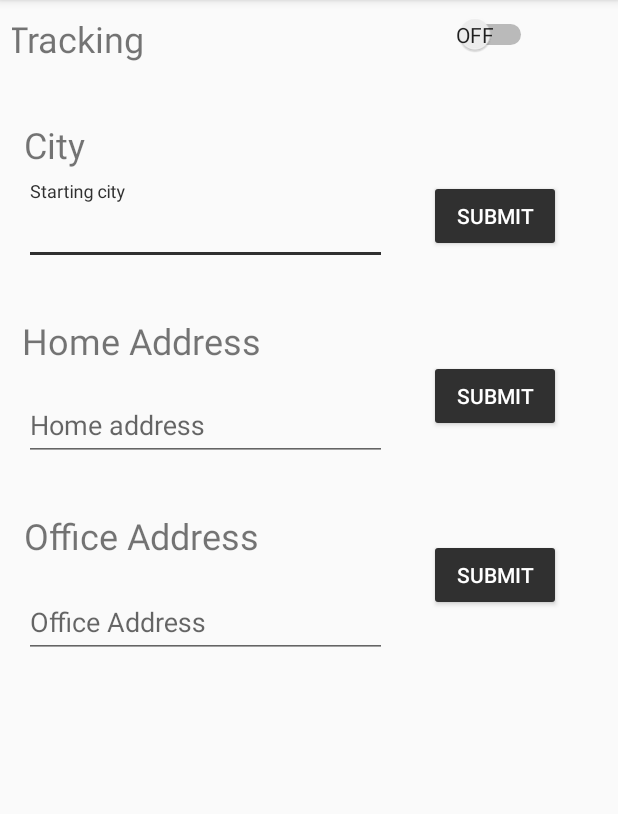
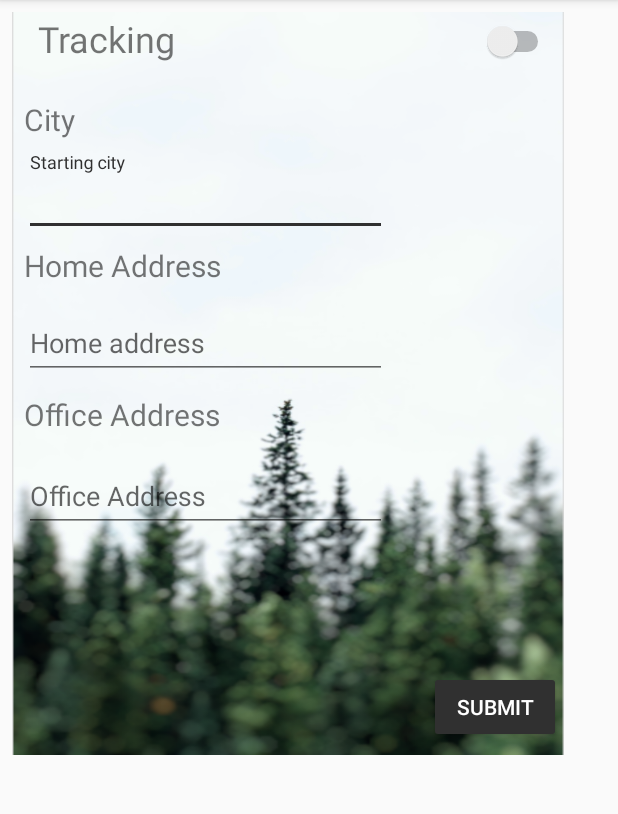
Before and after one commit to aashish7k5/RootCause01, an Android app: the SettingsNew screen opened directly, with no data from a screen before it, on a phone screen of 412 x 824 dp, the part 84-898 px from its top. Run offline under Robolectric (Android 15) with nearby library versions, the phone set to English and light mode, and no system bars.

Commit message:
Merge remote-tracking branch 'origin/master'
# Conflicts:
#	app/src/main/res/layout/content_track_trip.xml

```diff
--- a/app/src/main/java/com/example/aashishkumar/rootcause01/MainActivity.java
+++ b/app/src/main/java/com/example/aashishkumar/rootcause01/MainActivity.java
@@ -14,12 +14,14 @@ import static android.provider.AlarmClock.EXTRA_MESSAGE;
 public class MainActivity extends AppCompatActivity {
     public static File tripsfile;
     private TextView mTextMessage;
+    public static File settings;
 
     @Override
     protected void onCreate(Bundle savedInstanceState) {
         super.onCreate(savedInstanceState);
         setContentView(R.layout.activity_main);
         tripsfile = new File(getApplicationContext().getFilesDir(), "tripsdata");
+        settings = new File(getApplicationContext().getFilesDir(), "settings");
 
 
 
--- a/app/src/main/java/com/example/aashishkumar/rootcause01/SettingsNew.java
+++ b/app/src/main/java/com/example/aashishkumar/rootcause01/SettingsNew.java
@@ -1,13 +1,90 @@
 package com.example.aashishkumar.rootcause01;
 
+import android.graphics.Color;
 import android.support.v7.app.AppCompatActivity;
 import android.os.Bundle;
+import android.view.View;
+import android.widget.EditText;
+import android.widget.TextView;
+
+import org.w3c.dom.Text;
+
+import java.io.FileNotFoundException;
+import java.io.FileOutputStream;
+import java.io.IOException;
+import java.util.Calendar;
+import java.util.Scanner;
 
 public class SettingsNew extends AppCompatActivity {
 
+    public EditText city;
+    public EditText home;
+    public EditText office;
+    public TextView text;
     @Override
     protected void onCreate(Bundle savedInstanceState) {
         super.onCreate(savedInstanceState);
         setContentView(R.layout.activity_settings_new);
+        city = (EditText) findViewById(R.id.startcity);
+        home = (EditText) findViewById(R.id.homecity);
+        office = (EditText) findViewById(R.id.officecity);
+        text = (TextView) findViewById(R.id.warning);
+
+        String content = "";
+        Scanner in = null;
+        try {
+            in = new Scanner(MainActivity.settings);
+            while (in.hasNextLine())
+            {
+                content += in.nextLine();
+            }
+        } catch (FileNotFoundException e) {
+            e.printStackTrace();
+        }
+        if(!content.equals(""))
+        {
+            content = content.replaceAll("\\*", "*");
+            String[] split = content.split("\\*");
+            city.setText(split[0]);
+            home.setText(split[1]);
+            office.setText(split[2]);
+        }
+    }
+
+    public void Submit(View view) throws IOException {
+        city = (EditText) findViewById(R.id.startcity);
+        home = (EditText) findViewById(R.id.homecity);
+        office = (EditText) findViewById(R.id.officecity);
+        text = (TextView) findViewById(R.id.warning);
+
+        if(city.getText().length() == 0 || home.getText().length() == 0 || office.length() == 0)
+        {
+            text.setText("Please input all the parameters to submit");
+            text.setTextColor(Color.RED);
+            return;
+        }
+        else
+        {
+            text.setText("");
+        }
+        String complete = "";
+        complete += city.getText(); complete += "*"; complete += home.getText(); complete += "*"; complete += office.getText() + "*";
+        try {
+            FileOutputStream stream = new FileOutputStream(MainActivity.settings, false);
+            try{
+                stream.write(complete.getBytes());
+            } catch (IOException e) {
+                e.printStackTrace();
+            }
+        } catch (FileNotFoundException e) {
+            e.printStackTrace();
+        }
+        String contents = "";
+        Scanner in = new Scanner(MainActivity.settings);
+        while (in.hasNextLine())
+        {
+            contents += in.nextLine();
+        }
+        text.setText(contents);
     }
 }
--- a/app/src/main/java/com/example/aashishkumar/rootcause01/ViewPastTrips.java
+++ b/app/src/main/java/com/example/aashishkumar/rootcause01/ViewPastTrips.java
@@ -35,6 +35,7 @@ public class ViewPastTrips extends AppCompatActivity {
         TextView tend = findViewById(R.id.info_text2);
         TextView tmode = findViewById(R.id.info_text1);
         TextView tdate = findViewById(R.id.info_text2);
+        TextView tsaved = findViewById(R.id.info_text1);
 
         String contents = "";
         Scanner in = null;
@@ -59,6 +60,7 @@ public class ViewPastTrips extends AppCompatActivity {
         String[] end = new String[trips.length];
         String[] mode = new String[trips.length];
         String[] date = new String[trips.length];
+        String[] saved = new String[trips.length];
         String splitcontents = "";
 
 
@@ -72,13 +74,14 @@ public class ViewPastTrips extends AppCompatActivity {
             splitcontents += "Start = " + start[i] + " End = " + end[i] + " Mode = " + mode[i] + " Date = " + date[i];
             splitcontents += "\n";
             splitcontents += "\n";
-
+            saved[i] = (Math.random()*100%1) + "";
         }
         //mtext.setText(splitcontents);
         tstart.setText(start[start.length-1]);
         tend.setText(end[end.length-1]);
         tmode.setText(mode[mode.length-1]);
         tdate.setText(date[date.length-1]);
+        tsaved.setText(saved[saved.length-1]);
     }
 
 }
--- a/app/src/main/res/layout/activity_settings_new.xml
+++ b/app/src/main/res/layout/activity_settings_new.xml
@@ -3,71 +3,122 @@
     <android.support.constraint.ConstraintLayout tools:context=".SettingsNew" android:layout_height="match_parent" android:layout_width="match_parent" xmlns:tools="http://schemas.android.com/tools" xmlns:app="http://schemas.android.com/apk/res-auto" xmlns:android="http://schemas.android.com/apk/res/android">
 
 
-    <android.support.constraint.ConstraintLayout android:layout_height="495dp" android:layout_width="368dp" app:layout_constraintVertical_bias="0.0" app:layout_constraintTop_toTopOf="parent" app:layout_constraintStart_toStartOf="parent" app:layout_constraintHorizontal_bias="0.0" app:layout_constraintEnd_toEndOf="parent" app:layout_constraintBottom_toBottomOf="parent" android:layout_marginBottom="8dp" android:layout_marginEnd="8dp" android:layout_marginTop="8dp" android:layout_marginStart="8dp">
+    <android.support.constraint.ConstraintLayout android:background="@drawable/bg2" android:layout_height="495dp" android:layout_width="368dp" app:layout_constraintVertical_bias="0.0" app:layout_constraintTop_toTopOf="parent" app:layout_constraintStart_toStartOf="parent" app:layout_constraintHorizontal_bias="0.0" app:layout_constraintEnd_toEndOf="parent" app:layout_constraintBottom_toBottomOf="parent" android:layout_marginBottom="8dp" android:layout_marginEnd="8dp" android:layout_marginTop="8dp" android:layout_marginStart="8dp">
     <TextView android:layout_height="wrap_content" android:layout_width="wrap_content" app:layout_constraintVertical_bias="0.0" app:layout_constraintTop_toTopOf="parent" app:layout_constraintStart_toStartOf="parent" app:layout_constraintHorizontal_bias="0.0" android:layout_marginBottom="38dp" android:layout_marginEnd="181dp" android:layout_marginTop="1dp" android:layout_marginStart="18dp" app:layout_constraintEnd_toStartOf="@+id/switch1" app:layout_constraintBottom_toTopOf="@+id/textView2" android:textSize="24sp" android:text="Tracking" android:id="@+id/textView"/>
 
-    <Switch android:layout_height="wrap_content" android:layout_width="wrap_content" app:layout_constraintTop_toTopOf="parent" app:layout_constraintEnd_toEndOf="parent" android:layout_marginBottom="83dp" android:layout_marginEnd="40dp" android:layout_marginTop="1dp" android:layout_marginStart="23dp" app:layout_constraintBottom_toTopOf="@+id/button" android:id="@+id/switch1" app:layout_constraintStart_toEndOf="@+id/textView" android:showText="true"/>
+        <Switch
+            android:id="@+id/switch1"
+            android:layout_width="wrap_content"
+            android:layout_height="26dp"
+            android:layout_marginStart="23dp"
+            android:layout_marginTop="1dp"
+            android:layout_marginEnd="8dp"
+            android:layout_marginBottom="8dp"
+            app:layout_constraintBottom_toTopOf="@+id/button3"
+            app:layout_constraintEnd_toEndOf="parent"
+            app:layout_constraintStart_toEndOf="@+id/textView"
+            app:layout_constraintTop_toTopOf="parent"
+            app:layout_constraintVertical_bias="0.012" />
 
-    <TextView android:layout_height="wrap_content" android:layout_width="wrap_content" app:layout_constraintStart_toStartOf="parent" app:layout_constraintEnd_toEndOf="parent" android:layout_marginEnd="319dp" android:layout_marginTop="38dp" android:layout_marginStart="8dp" android:textSize="24sp" android:text="City" android:id="@+id/textView2" app:layout_constraintTop_toBottomOf="@+id/textView"/>
+        <TextView
+            android:id="@+id/textView2"
+            android:layout_width="wrap_content"
+            android:layout_height="wrap_content"
+            android:layout_marginStart="8dp"
+            android:layout_marginTop="24dp"
+            android:layout_marginEnd="319dp"
+            android:text="City"
+            android:textSize="20sp"
+            app:layout_constraintEnd_toEndOf="parent"
+            app:layout_constraintHorizontal_bias="0.0"
+            app:layout_constraintStart_toStartOf="parent"
+            app:layout_constraintTop_toBottomOf="@+id/textView" />
 
 
     <android.support.design.widget.TextInputLayout android:layout_height="wrap_content" android:layout_width="242dp" app:layout_constraintStart_toStartOf="parent" android:layout_marginTop="8dp" android:layout_marginStart="8dp" app:layout_constraintBottom_toTopOf="@+id/textView3" android:id="@+id/textInputLayout" app:layout_constraintTop_toBottomOf="@+id/textView2">
 
-    <android.support.design.widget.TextInputEditText android:layout_height="wrap_content" android:layout_width="242dp" android:hint="Starting city"/>
+    <android.support.design.widget.TextInputEditText android:id="@+id/startcity" android:layout_height="wrap_content" android:layout_width="242dp" android:hint="Starting city"/>
 
 </android.support.design.widget.TextInputLayout>
 
-    <Button android:layout_height="wrap_content" android:layout_width="wrap_content" app:layout_constraintEnd_toEndOf="parent" android:layout_marginEnd="2dp" android:layout_marginTop="83dp" android:layout_marginStart="28dp" android:text="Submit" android:id="@+id/button" app:layout_constraintStart_toEndOf="@+id/textInputLayout" app:layout_constraintTop_toBottomOf="@+id/switch1" android:layout_weight="1" style="@style/Widget.AppCompat.Button.Colored"/>
-
-    <TextView android:layout_height="wrap_content" android:layout_width="wrap_content" app:layout_constraintStart_toStartOf="parent" app:layout_constraintEnd_toEndOf="parent" android:layout_marginBottom="8dp" android:layout_marginEnd="203dp" android:layout_marginTop="34dp" android:layout_marginStart="8dp" app:layout_constraintBottom_toTopOf="@+id/textInputLayout2" android:textSize="24sp" android:text="Home Address" android:id="@+id/textView3" app:layout_constraintTop_toBottomOf="@+id/textInputLayout"/>
+        <TextView
+            android:id="@+id/textView3"
+            android:layout_width="wrap_content"
+            android:layout_height="33dp"
+            android:layout_marginStart="8dp"
+            android:layout_marginTop="6dp"
+            android:layout_marginEnd="203dp"
+            android:layout_marginBottom="0dp"
+            android:text="Home Address"
+            android:textSize="20sp"
+            app:layout_constraintBottom_toTopOf="@+id/textInputLayout2"
+            app:layout_constraintEnd_toEndOf="parent"
+            app:layout_constraintHorizontal_bias="0.0"
+            app:layout_constraintStart_toStartOf="parent"
+            app:layout_constraintTop_toBottomOf="@+id/textInputLayout" />
 
 
     -<android.support.design.widget.TextInputLayout android:layout_height="wrap_content" android:layout_width="242dp" app:layout_constraintStart_toStartOf="parent" android:layout_marginStart="8dp" app:layout_constraintBottom_toTopOf="@+id/textView4" android:id="@+id/textInputLayout2" app:layout_constraintTop_toBottomOf="@+id/textView3">
 
-    <android.support.design.widget.TextInputEditText android:layout_height="wrap_content" android:layout_width="match_parent" android:hint="Home address"/>
+    <android.support.design.widget.TextInputEditText android:id="@+id/homecity" android:layout_height="wrap_content" android:layout_width="match_parent" android:hint="Home address"/>
 
 </android.support.design.widget.TextInputLayout>
 
-    <Button android:layout_height="wrap_content" android:layout_width="wrap_content" app:layout_constraintEnd_toEndOf="parent" android:layout_marginBottom="71dp" android:layout_marginEnd="2dp" android:layout_marginTop="72dp" android:layout_marginStart="28dp" app:layout_constraintBottom_toTopOf="@+id/button3" android:text="Submit" android:id="@+id/button2" app:layout_constraintStart_toEndOf="@+id/textInputLayout2" app:layout_constraintTop_toBottomOf="@+id/button" style="@style/Widget.AppCompat.Button.Colored"/>
-
-    <TextView android:layout_height="wrap_content" android:layout_width="wrap_content" app:layout_constraintStart_toStartOf="parent" app:layout_constraintEnd_toEndOf="parent" android:layout_marginBottom="9dp" android:layout_marginEnd="203dp" android:layout_marginTop="33dp" android:layout_marginStart="8dp" app:layout_constraintBottom_toTopOf="@+id/textInputLayout3" android:textSize="24sp" android:text="Office Address" android:id="@+id/textView4" app:layout_constraintTop_toBottomOf="@+id/textInputLayout2"/>
+        <TextView
+            android:id="@+id/textView4"
+            android:layout_width="wrap_content"
+            android:layout_height="36dp"
+            android:layout_marginStart="8dp"
+            android:layout_marginTop="10dp"
+            android:layout_marginEnd="203dp"
+            android:layout_marginBottom="0dp"
+            android:text="Office Address"
+            android:textSize="20sp"
+            app:layout_constraintBottom_toTopOf="@+id/textInputLayout3"
+            app:layout_constraintEnd_toEndOf="parent"
+            app:layout_constraintHorizontal_bias="0.0"
+            app:layout_constraintStart_toStartOf="parent"
+            app:layout_constraintTop_toBottomOf="@+id/textInputLayout2" />
 
 
-    <android.support.design.widget.TextInputLayout android:layout_height="wrap_content" android:layout_width="242dp" app:layout_constraintStart_toStartOf="parent" android:layout_marginTop="9dp" android:layout_marginStart="8dp" android:id="@+id/textInputLayout3" app:layout_constraintTop_toBottomOf="@+id/textView4">
+    <android.support.design.widget.TextInputLayout android:layout_height="wrap_content" android:layout_width="242dp" app:layout_constraintStart_toStartOf="parent" android:layout_marginTop="0dp" android:layout_marginStart="8dp" android:id="@+id/textInputLayout3" app:layout_constraintTop_toBottomOf="@+id/textView4">
 
-    <android.support.design.widget.TextInputEditText android:layout_height="wrap_content" android:layout_width="match_parent" android:hint="Office Address"/>
+        <android.support.design.widget.TextInputEditText
+            android:id="@+id/officecity"
+            android:layout_width="match_parent"
+            android:layout_height="wrap_content"
+            android:autofillHints="@string/enter_address"
+            android:hint="Office Address" />
+
 
 </android.support.design.widget.TextInputLayout>
 
-    <Button android:layout_height="wrap_content" android:layout_width="wrap_content" app:layout_constraintEnd_toEndOf="parent" android:layout_marginEnd="2dp" android:layout_marginTop="71dp" android:layout_marginStart="28dp" android:text="Submit" android:id="@+id/button3" app:layout_constraintStart_toEndOf="@+id/textInputLayout3" app:layout_constraintTop_toBottomOf="@+id/button2" style="@style/Widget.AppCompat.Button.Colored"/>
+
+        <Button
+            android:id="@+id/button3"
+            style="@style/Widget.AppCompat.Button.Colored"
+            android:layout_width="wrap_content"
+            android:layout_height="wrap_content"
+            android:layout_marginStart="28dp"
+            android:layout_marginEnd="2dp"
+            android:layout_marginBottom="8dp"
+            android:text="Submit"
+            android:onClick="Submit"
+            app:layout_constraintBottom_toBottomOf="parent"
+            app:layout_constraintEnd_toEndOf="parent"
+            app:layout_constraintHorizontal_bias="0.0"
+            app:layout_constraintStart_toEndOf="@+id/textInputLayout3" />
+        <TextView
+            android:layout_width="match_parent"
+            android:id="@+id/warning"
+            android:layout_height="50dp"
+            android:text=""
+            app:layout_constraintBottom_toBottomOf="@+id/button3"
+            tools:layout_editor_absoluteY="3dp" />
 
 </android.support.constraint.ConstraintLayout>
 
 
-    <android.support.constraint.ConstraintLayout
-        android:layout_width="371dp"
-        android:layout_height="499dp"
-        android:layout_marginStart="8dp"
-        android:layout_marginTop="8dp"
-        android:layout_marginEnd="8dp"
-        android:layout_marginBottom="8dp"
-        app:layout_constraintBottom_toBottomOf="parent"
-        app:layout_constraintEnd_toEndOf="parent"
-        app:layout_constraintHorizontal_bias="0.481"
-        app:layout_constraintStart_toStartOf="parent"
-        app:layout_constraintTop_toTopOf="parent"
-        app:layout_constraintVertical_bias="0.0">
 
 
-
-
-
-
-
-
-
-
-
-
-    </android.support.constraint.ConstraintLayout>
 </android.support.constraint.ConstraintLayout>
--- a/app/src/main/res/layout/activity_track_trip.xml
+++ b/app/src/main/res/layout/activity_track_trip.xml
@@ -4,7 +4,7 @@
     xmlns:tools="http://schemas.android.com/tools"
     android:layout_width="match_parent"
     android:layout_height="match_parent"
-    android:background="@drawable/app_background"
+    android:background="@drawable/bg2"
     tools:context=".TrackTrip">
 
     <android.support.design.widget.AppBarLayout
--- a/app/src/main/res/layout/activity_view_past_trips.xml
+++ b/app/src/main/res/layout/activity_view_past_trips.xml
@@ -5,7 +5,7 @@
     android:layout_width="match_parent"
     android:layout_height="match_parent"
     android:fitsSystemWindows="true"
-    android:background="@drawable/app_background"
+    android:background="@drawable/bg2"
     tools:context=".ViewPastTrips">
 
     <android.support.design.widget.AppBarLayout
```
